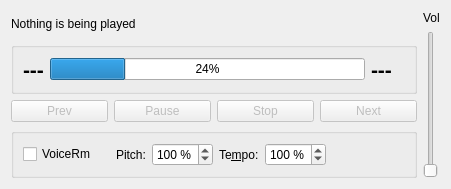
Old version of the form src/playerwidget.ui in the repository gyunaev/spivak.
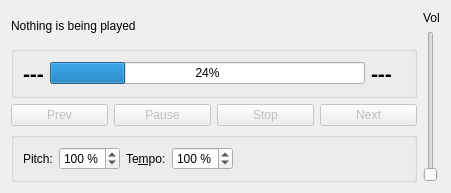
New version of the form. Icons and pictures are not drawn. Custom widgets are drawn as their Qt base class.

```diff
--- a/src/playerwidget.ui
+++ b/src/playerwidget.ui
@@ -7,7 +7,7 @@
     <x>0</x>
     <y>0</y>
     <width>451</width>
-    <height>189</height>
+    <height>193</height>
    </rect>
   </property>
   <property name="sizePolicy">
@@ -194,13 +194,6 @@
         <string/>
        </property>
        <layout class="QHBoxLayout" name="horizontalLayout_3">
-        <item>
-         <widget class="QCheckBox" name="boxVoiceRemoval">
-          <property name="text">
-           <string>VoiceRm    </string>
-          </property>
-         </widget>
-        </item>
         <item>
          <widget class="QLabel" name="label_2">
           <property name="text">
```
